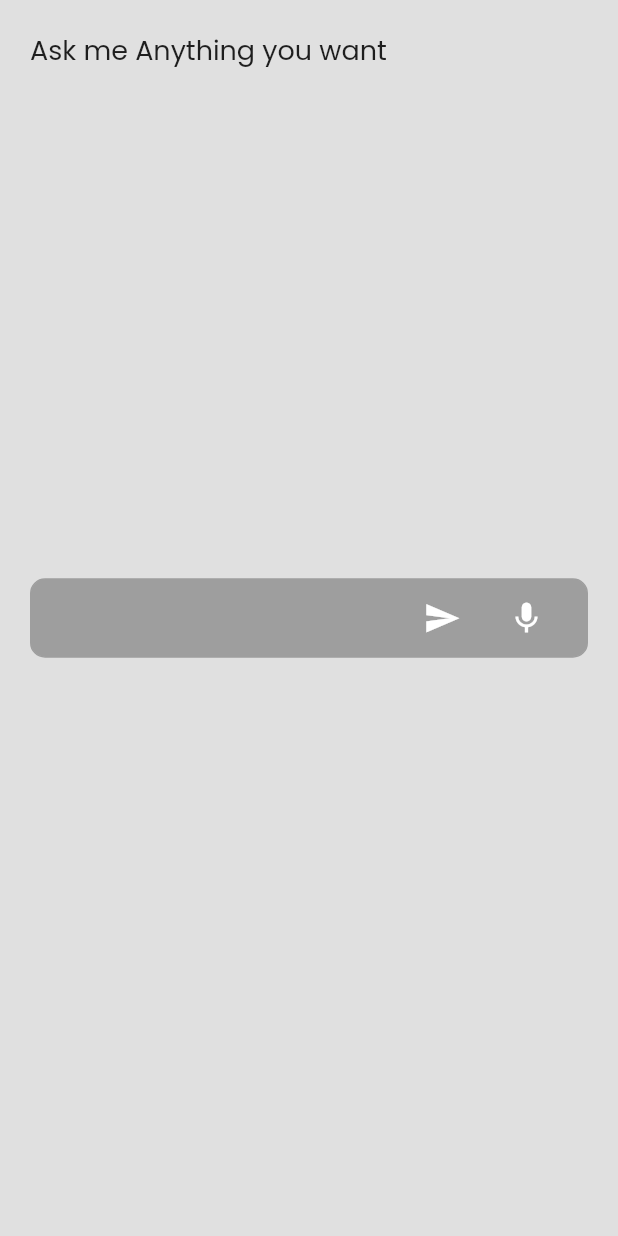
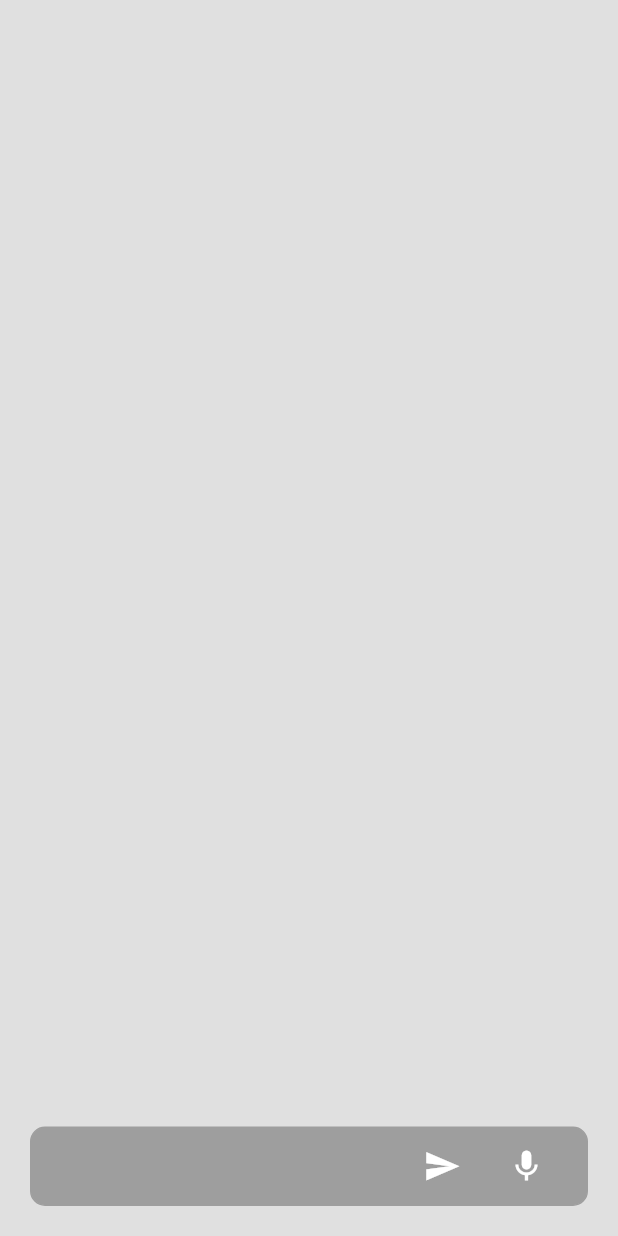
Before and after one commit to parbat680/Surakshak, a Flutter app: the GPTPage screen opened directly, on a phone screen of 412 x 824 dp. Run offline on Flutter 3.47's test engine with Material 2 defaults, Android fonts, the phone set to English and light mode, and no system bars; our stand-ins replace bloc, convex_bottom_bar, dio, equatable, flutter_bloc, get and 8 more; missing offline and left inert: chat_gpt_sdk, flutter_fast_forms, number_inc_dec; accounts and stored records are empty.

Commit message:
bot done

```diff
--- a/surakshak/lib/view/home/gpt.dart
+++ b/surakshak/lib/view/home/gpt.dart
@@ -57,6 +57,7 @@ class _GPTPageState extends State<GPTPage> {
   void _chatGpt3ExampleStream() async {
     isLoading(true);
     history.add(_prompt.text);
+
     final request = CompleteText(
         prompt: _prompt.text, model: kTranslateModelV3, maxTokens: 200);
 
@@ -66,7 +67,8 @@ class _GPTPageState extends State<GPTPage> {
       _prompt.clear();
       debugPrint(it.toString());
       isLoading(false);
-      tController.sink.add(it);
+      history.add(it!.choices.last.text);
+      setState(() {});
     }).onError((err) {
       print(err.toString());
     });
@@ -75,7 +77,7 @@ class _GPTPageState extends State<GPTPage> {
   @override
   void dispose() {
     _prompt.dispose();
-    tController.close();
+
     openAI.close();
     super.dispose();
   }
@@ -90,7 +92,7 @@ class _GPTPageState extends State<GPTPage> {
           child: Column(
             crossAxisAlignment: CrossAxisAlignment.stretch,
             children: [
-              Flexible(
+              Expanded(
                   child: ListView.builder(
                       itemCount: history.length,
                       shrinkWrap: true,
@@ -100,27 +102,27 @@ class _GPTPageState extends State<GPTPage> {
                           child: Text(history[index]),
                         );
                       })),
-              Expanded(
-                child: StreamBuilder<CTResponse?>(
-                    stream: tController.stream,
-                    builder: (context, snapshot) {
-                      if (snapshot.hasData) {
-                        return SingleChildScrollView(
-                          child: Text(
-                            snapshot.data!.choices.last.text,
-                            style: poppins.copyWith(fontSize: 18),
-                          ),
-                        );
-                      } else if (snapshot.data == null) {
-                        return Text(
-                          "Ask me Anything you want",
-                          style: poppins.copyWith(fontSize: 18),
-                        );
-                      }
+              // Expanded(
+              //   child: StreamBuilder<CTResponse?>(
+              //       stream: tController.stream,
+              //       builder: (context, snapshot) {
+              //         if (snapshot.hasData) {
+              //           return SingleChildScrollView(
+              //             child: Text(
+              //               snapshot.data!.choices.last.text,
+              //               style: poppins.copyWith(fontSize: 18),
+              //             ),
+              //           );
+              //         } else if (snapshot.data == null) {
+              //           return Text(
+              //             "Ask me Anything you want",
+              //             style: poppins.copyWith(fontSize: 18),
+              //           );
+              //         }
 
-                      return Text("loading");
-                    }),
-              ),
+              //         return Text("loading");
+              //       }),
+              // ),
               _inputCard(MediaQuery.of(context).size),
             ],
           ),
```
